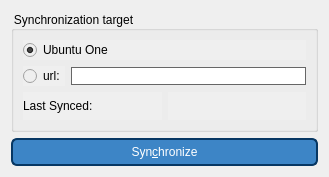
The window that cosas/sync.ui (dgreisen/u2db) describes before a commit, drawn with Qt 5.
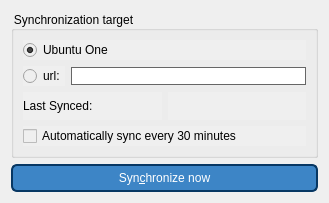
The same window after the commit.

Diff of the .ui file:
```diff
--- a/cosas/sync.ui
+++ b/cosas/sync.ui
@@ -7,7 +7,7 @@
     <x>0</x>
     <y>0</y>
     <width>329</width>
-    <height>169</height>
+    <height>200</height>
    </rect>
   </property>
   <property name="windowTitle">
@@ -114,13 +114,24 @@
         </item>
        </layout>
       </item>
+      <item>
+       <layout class="QHBoxLayout" name="horizontalLayout">
+        <item>
+         <widget class="QCheckBox" name="auto_sync">
+          <property name="text">
+           <string>Automatically sync every 30 minutes</string>
+          </property>
+         </widget>
+        </item>
+       </layout>
+      </item>
      </layout>
     </widget>
    </item>
    <item>
     <widget class="QPushButton" name="sync_button">
      <property name="text">
-      <string>Syn&amp;chronize</string>
+      <string>Syn&amp;chronize now</string>
      </property>
     </widget>
    </item>
```
